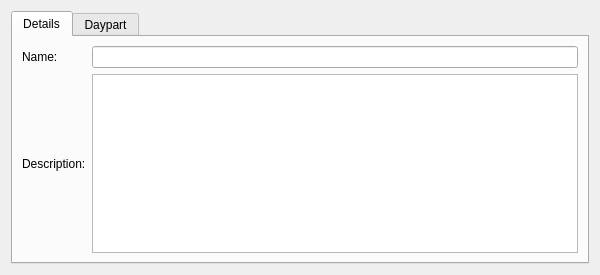
The window that rave/traffik/typeexclusiondetails.ui (pgathogo/raven) describes before a commit, drawn with Qt 5.
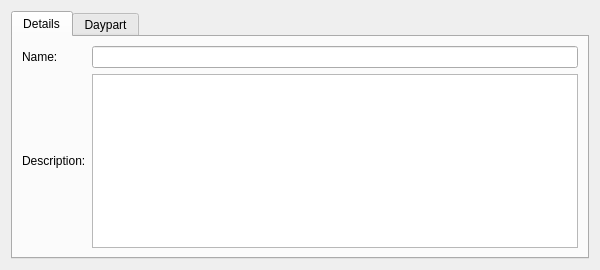
The same window after the commit. The open tabs and pages were chosen to show the change.

```diff
--- a/rave/traffik/typeexclusiondetails.ui
+++ b/rave/traffik/typeexclusiondetails.ui
@@ -7,7 +7,7 @@
     <x>0</x>
     <y>0</y>
     <width>600</width>
-    <height>275</height>
+    <height>270</height>
    </rect>
   </property>
   <property name="minimumSize">
```
Left out of the diff: 2 changed lines with no effect on the pictures.
